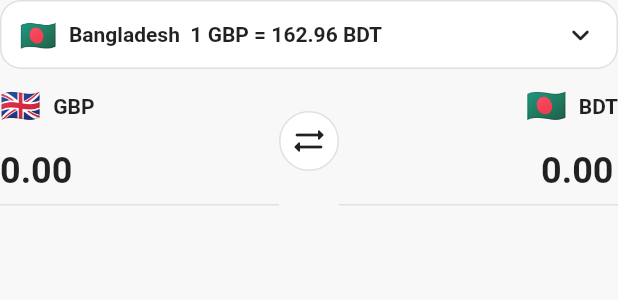
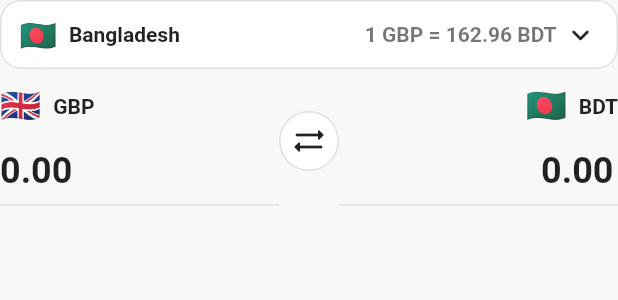
Before and after one commit to RkTushar/nec_app, a Flutter app: the SendReceiveConverter widget shown alone on an empty page, opened directly, on a phone screen of 412 x 824 dp. Shown: the top 300 px of the screen. Run offline on Flutter 3.47's test engine with Material 3 defaults, Android fonts, the light colour scheme and no system bars; our stand-ins replace flutter_svg, qr_flutter, share_plus, shared_preferences, webview_flutter; accounts and stored records are empty.

Commit message:
Update send_recieve_converter.dart

```diff
--- a/nec_app/lib/widgets/converters/send_recieve_converter.dart
+++ b/nec_app/lib/widgets/converters/send_recieve_converter.dart
@@ -2,6 +2,7 @@ import 'package:flutter/material.dart';
 import 'package:flutter/services.dart';
 import 'package:nec_app/models/country_model.dart';
 import 'package:nec_app/services/currency_prefs.dart';
+import 'package:nec_app/theme/theme_data.dart';
 
 // Rates, flags and currency listing now sourced from CurrencyRepository.
 
@@ -224,13 +225,18 @@ class _SendReceiveConverterState extends State<SendReceiveConverter> {
               children: <Widget>[
                 Text(_receiver.flag, style: const TextStyle(fontSize: 20)),
                 const SizedBox(width: 8),
-                Expanded(
-                  child: Text(
-                    '${_receiver.name}  1 $_sendCurrency = ${rate.toStringAsFixed(2)} ${_receiver.currency}',
-                    style: const TextStyle(fontWeight: FontWeight.w700),
-                    overflow: TextOverflow.ellipsis,
-                  ),
+                Text(
+                  _receiver.name,
+                  style: const TextStyle(fontWeight: FontWeight.w700),
+                  overflow: TextOverflow.ellipsis,
                 ),
+                const Spacer(),
+                Text(
+                  '1 $_sendCurrency = ${rate.toStringAsFixed(2)} ${_receiver.currency}',
+                  style: const TextStyle(color: AppColors.textSecondary, fontWeight: FontWeight.w600),
+                  overflow: TextOverflow.ellipsis,
+                ),
+                const SizedBox(width: 4),
                 const Icon(Icons.keyboard_arrow_down_rounded),
               ],
             ),
```
